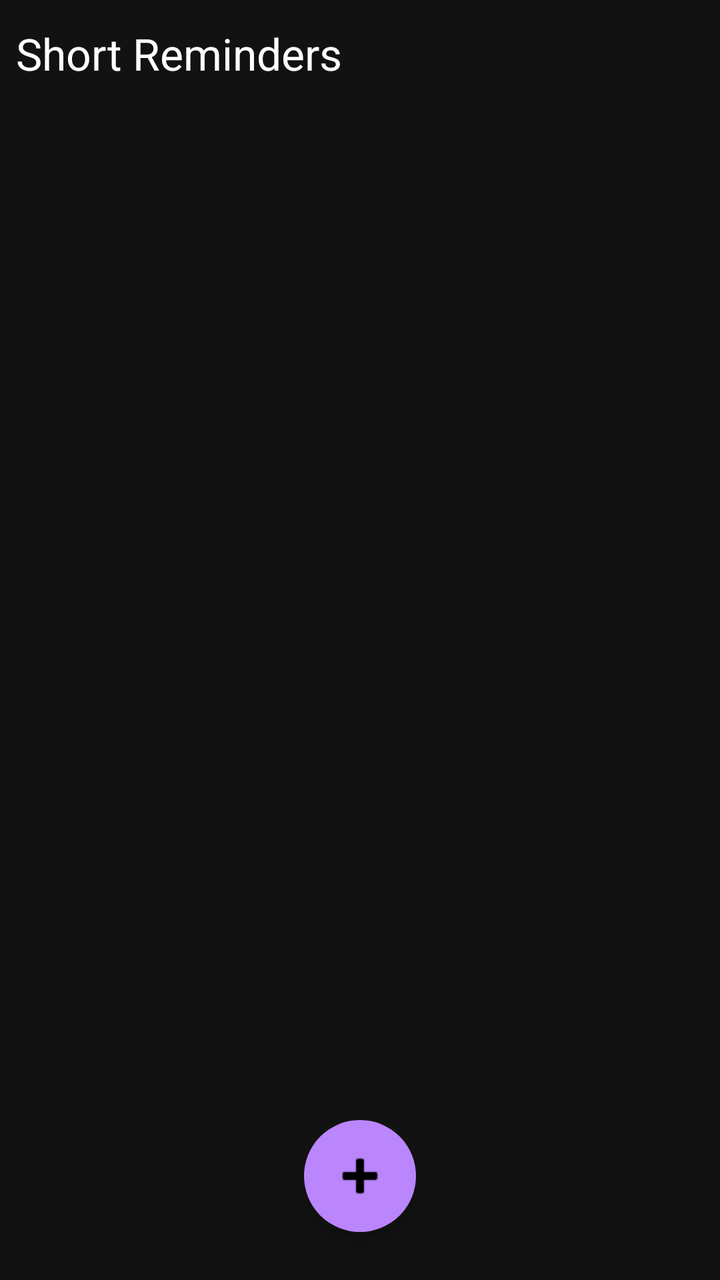
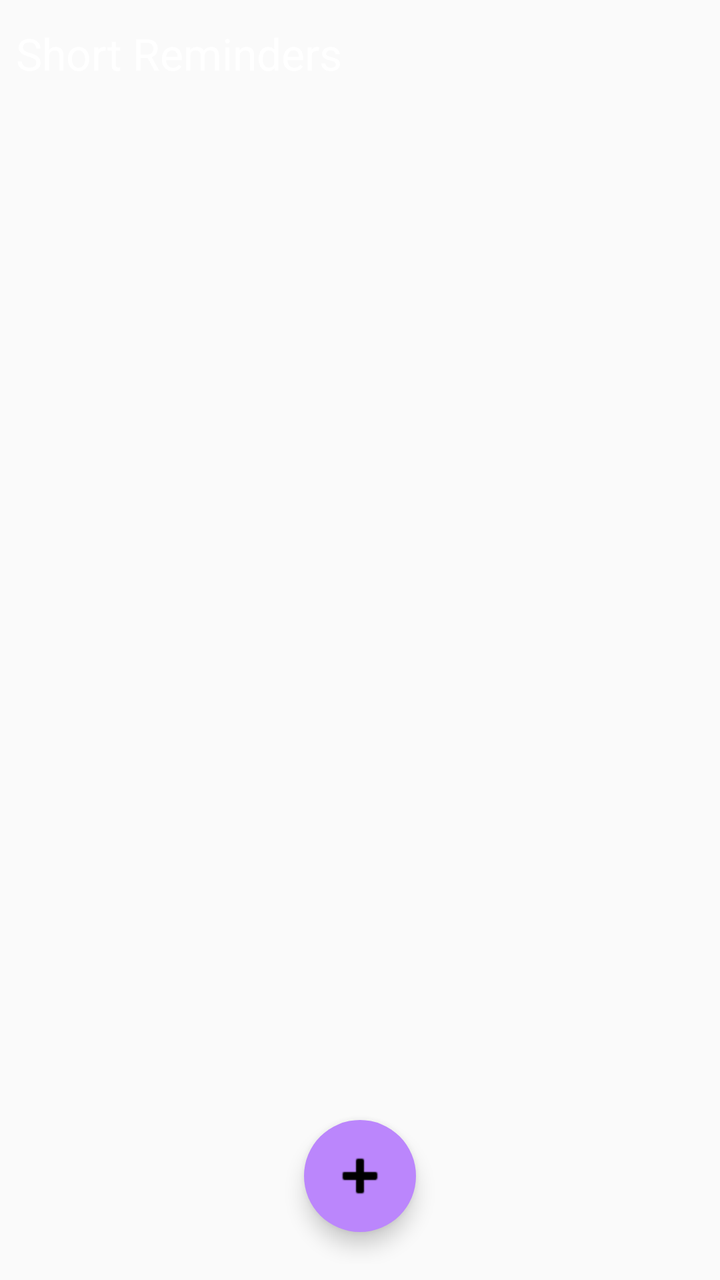

An Android layout rendered at two revisions. The XML below is the earlier revision; the diff shows what the commit changed to produce the second picture.
<!-- AndroidManifest.xml: application theme Theme.LiteReader -->
<!-- res/layout/page_scheduler.xml -->
<?xml version="1.0" encoding="utf-8"?>
<FrameLayout xmlns:android="http://schemas.android.com/apk/res/android"
    android:layout_width="match_parent"
    android:layout_height="match_parent"
    android:background="#121212"
    android:padding="8dp">

    
    <LinearLayout
        android:id="@+id/ll_list"
        android:layout_width="match_parent"
        android:layout_height="match_parent"
        android:orientation="vertical">

        <RelativeLayout
            android:layout_width="match_parent"
            android:layout_height="wrap_content"
            android:paddingBottom="8dp">
            <TextView
                android:layout_width="wrap_content"
                android:layout_height="wrap_content"
                android:text="Short Reminders"
                android:textColor="#FFFFFF"
                android:textSize="22sp"
                android:layout_centerVertical="true" />
        </RelativeLayout>

        <TextView
            android:id="@+id/tv_empty"
            android:layout_width="match_parent"
            android:layout_height="match_parent"
            android:gravity="center"
            android:text="No reminders"
            android:textColor="#888888"
            android:visibility="gone" />

        <androidx.recyclerview.widget.RecyclerView
            android:id="@+id/recycler_view"
            android:layout_width="match_parent"
            android:layout_height="match_parent"
            android:clipToPadding="false"
            android:paddingBottom="80dp" />
    </LinearLayout>

    <ImageButton
        android:id="@+id/fab_add"
        android:layout_width="56dp"
        android:layout_height="56dp"
        android:layout_gravity="bottom|center_horizontal"
        android:layout_marginBottom="16dp"
        android:background="@drawable/bg_fab_circle"
        android:elevation="6dp"
        android:src="@android:drawable/ic_input_add"
        android:tint="#000000"
        android:contentDescription="Add reminder" />

    
    <LinearLayout
        android:id="@+id/ll_edit"
        android:layout_width="match_parent"
        android:layout_height="match_parent"
        android:orientation="vertical"
        android:background="#121212"
        android:visibility="gone"
        android:clickable="true">
        
        <TextView
            android:id="@+id/tv_edit_title"
            android:layout_width="wrap_content"
            android:layout_height="wrap_content"
            android:text="Add Reminder"
            android:textColor="#FFFFFF"
            android:textSize="20sp"
            android:paddingBottom="16dp" />

        
        <LinearLayout
            android:layout_width="match_parent"
            android:layout_height="wrap_content"
            android:orientation="horizontal"
            android:gravity="center_vertical">
            <Spinner
                android:id="@+id/spinner_tags"
                android:layout_width="0dp"
                android:layout_weight="1"
                android:layout_height="wrap_content"
                android:backgroundTint="#FFFFFF"
                android:popupBackground="#333333" />
            <ImageView
                android:id="@+id/btn_add_tag_to_reminder"
                android:layout_width="32dp"
                android:layout_height="32dp"
                android:src="@android:drawable/ic_input_add"
                android:tint="#BB86FC"
                android:background="?android:attr/selectableItemBackgroundBorderless" />
        </LinearLayout>
        
        <TextView
            android:id="@+id/tv_selected_tags"
            android:layout_width="match_parent"
            android:layout_height="wrap_content"
            android:textColor="#BB86FC"
            android:paddingVertical="8dp"
            android:textSize="14sp" />

        
        <LinearLayout
            android:layout_width="match_parent"
            android:layout_height="wrap_content"
            android:orientation="horizontal"
            android:gravity="center"
            android:layout_marginVertical="16dp">
            
            <NumberPicker
                android:id="@+id/np_hour"
                android:layout_width="wrap_content"
                android:layout_height="wrap_content" />
            <TextView
                android:layout_width="wrap_content"
                android:layout_height="wrap_content"
                android:text=":"
                android:textColor="#FFFFFF"
                android:textSize="24sp"
                android:paddingHorizontal="4dp"/>
            <NumberPicker
                android:id="@+id/np_minute"
                android:layout_width="wrap_content"
                android:layout_height="wrap_content" />
            <TextView
                android:layout_width="wrap_content"
                android:layout_height="wrap_content"
                android:text=":"
                android:textColor="#FFFFFF"
                android:textSize="24sp"
                android:paddingHorizontal="4dp"/>
            <NumberPicker
                android:id="@+id/np_second"
                android:layout_width="wrap_content"
                android:layout_height="wrap_content" />
            
            <NumberPicker
                android:id="@+id/np_ampm"
                android:layout_width="wrap_content"
                android:layout_height="wrap_content"
                android:layout_marginStart="8dp" />
        </LinearLayout>

        <LinearLayout
            android:layout_width="match_parent"
            android:layout_height="wrap_content"
            android:orientation="horizontal"
            android:gravity="end"
            android:layout_marginTop="16dp">
            <Button
                android:id="@+id/btn_cancel"
                android:layout_width="wrap_content"
                android:layout_height="wrap_content"
                android:text="Cancel"
                android:textColor="#FFFFFF"
                style="?android:attr/borderlessButtonStyle" />
            <Button
                android:id="@+id/btn_save"
                android:layout_width="wrap_content"
                android:layout_height="wrap_content"
                android:text="Save"
                android:textColor="#BB86FC"
                style="?android:attr/borderlessButtonStyle" />
        </LinearLayout>

    </LinearLayout>

</FrameLayout>
<!-- resources referenced by this layout -->
<resources>
  <!-- drawable bg_fab_circle (drawable) -->
  <?xml version="1.0" encoding="utf-8"?>
  <ripple xmlns:android="http://schemas.android.com/apk/res/android"
      android:color="#40FFFFFF">
      <item>
          <shape android:shape="oval">
              <solid android:color="#BB86FC" />
          </shape>
      </item>
  </ripple>
  <style name="Theme.LiteReader" parent="android:Theme.Material.Light.NoActionBar" />
</resources>

<!-- the commit's change to res/layout/page_scheduler.xml (unified diff, before → after) -->
@@ -2,7 +2,6 @@
 <FrameLayout xmlns:android="http://schemas.android.com/apk/res/android"
     android:layout_width="match_parent"
     android:layout_height="match_parent"
-    android:background="#121212"
     android:padding="8dp">
 
     
